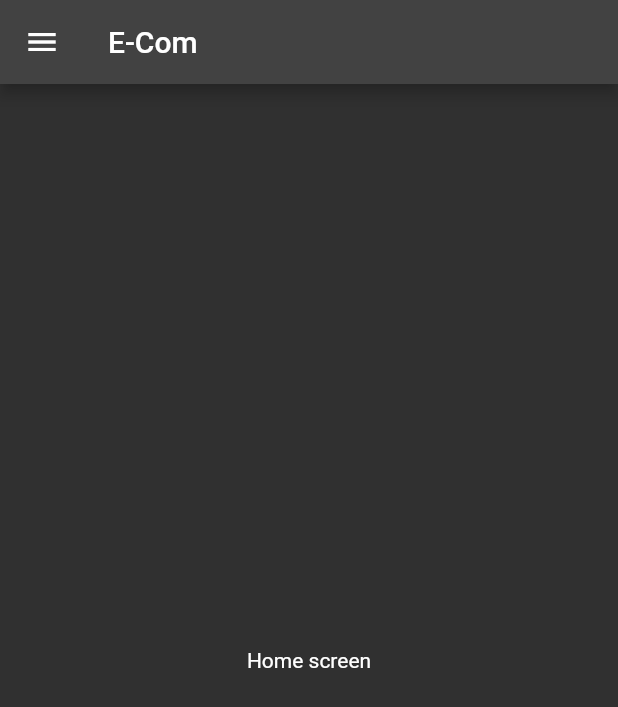
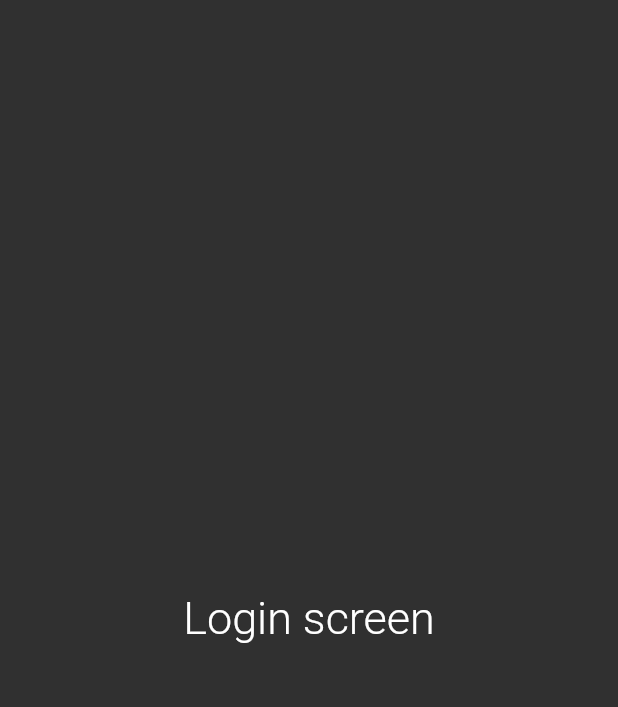
Before and after one commit to ashiq2002/Flutter1, a Flutter app: the screen it shows after launch, on a phone screen of 412 x 824 dp. Shown: the top 707 px of the screen. Run offline on Flutter 3.47's test engine with Material 2 defaults, Android fonts, the phone set to English and light mode, and no system bars.

```diff
--- a/e_com/lib/main.dart
+++ b/e_com/lib/main.dart
@@ -1,4 +1,5 @@
 import 'package:e_com/screen/home_screen.dart';
+import 'package:e_com/screen/login_screen.dart';
 import 'package:flutter/material.dart';
 
 void main() {
@@ -20,7 +21,9 @@ class MyApp extends StatelessWidget {
       darkTheme: ThemeData(
         brightness: Brightness.dark
       ),
-      home: const HomeScreen(),
+      routes: {
+        '/': (context)=> const LoginScreen()
+      },
     );
   }
 }
--- /dev/null
+++ b/e_com/lib/screen/login_screen.dart
@@ -0,0 +1,26 @@
+import 'package:flutter/material.dart';
+
+class LoginScreen extends StatelessWidget {
+  const LoginScreen({Key? key}) : super(key: key);
+
+  @override
+  Widget build(BuildContext context) {
+    return SafeArea(
+      child: Scaffold(
+        body: Column(
+          mainAxisAlignment: MainAxisAlignment.center,
+          children: const [
+            Center(child: Text(
+                'Login screen',
+              style: TextStyle(
+                fontSize: 20,
+                fontWeight: FontWeight.w300
+              ),
+              textScaleFactor: 1.5,
+            ),)
+          ],
+        ),
+      ),
+    );
+  }
+}
```
